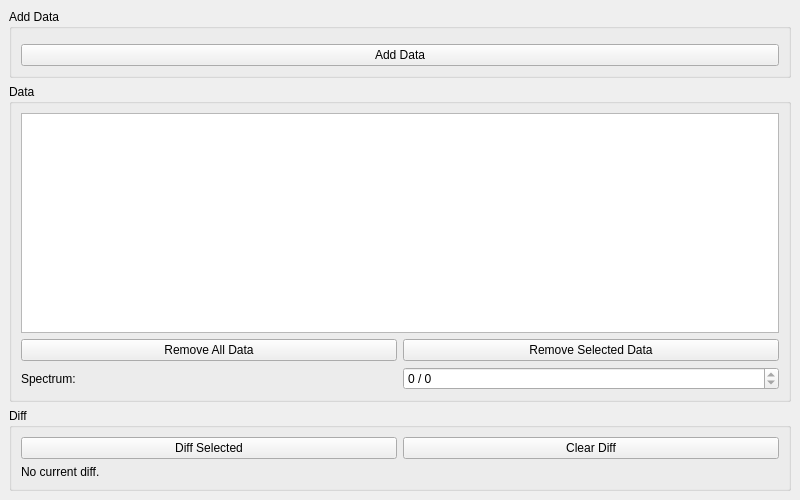
Before: the Qt Designer form Code/Mantid/MantidQt/CustomInterfaces/inc/MantidQtCustomInterfaces/DataComparison.ui in mantidproject/mantid, drawn with Qt 5.
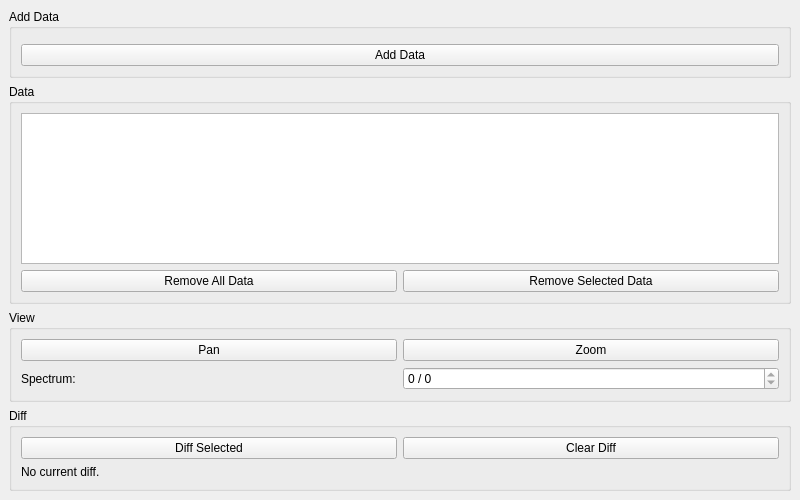
After: the same form once the commit is applied. Custom widgets are drawn as their Qt base class.

Commit message:
Add a zoomer and panner to the UI
Zooming not working properly yet, cannot zoom using mouse wheel with pan

Refs #10802

```diff
--- a/Code/Mantid/MantidQt/CustomInterfaces/inc/MantidQtCustomInterfaces/DataComparison.ui
+++ b/Code/Mantid/MantidQt/CustomInterfaces/inc/MantidQtCustomInterfaces/DataComparison.ui
@@ -94,14 +94,49 @@
            </property>
           </widget>
          </item>
-         <item row="2" column="0">
+        </layout>
+       </widget>
+      </item>
+      <item>
+       <widget class="QGroupBox" name="gbView">
+        <property name="sizePolicy">
+         <sizepolicy hsizetype="Preferred" vsizetype="Minimum">
+          <horstretch>0</horstretch>
+          <verstretch>0</verstretch>
+         </sizepolicy>
+        </property>
+        <property name="title">
+         <string>View</string>
+        </property>
+        <layout class="QGridLayout" name="loView">
+         <item row="0" column="0">
+          <widget class="QPushButton" name="pbPan">
+           <property name="text">
+            <string>Pan</string>
+           </property>
+           <property name="checkable">
+            <bool>true</bool>
+           </property>
+          </widget>
+         </item>
+         <item row="0" column="1">
+          <widget class="QPushButton" name="pbZoom">
+           <property name="text">
+            <string>Zoom</string>
+           </property>
+           <property name="checkable">
+            <bool>true</bool>
+           </property>
+          </widget>
+         </item>
+         <item row="1" column="0">
           <widget class="QLabel" name="lbSpectrum">
            <property name="text">
             <string>Spectrum:</string>
            </property>
           </widget>
          </item>
-         <item row="2" column="1">
+         <item row="1" column="1">
           <widget class="QSpinBox" name="sbSpectrum">
            <property name="suffix">
             <string> / 0</string>
@@ -125,7 +160,7 @@
         <property name="title">
          <string>Diff</string>
         </property>
-        <layout class="QGridLayout" name="gridLayout">
+        <layout class="QGridLayout" name="loDiff">
          <item row="0" column="0">
           <widget class="QPushButton" name="pbDiffSelected">
            <property name="text">
```
The commit also changes 2 other files.
